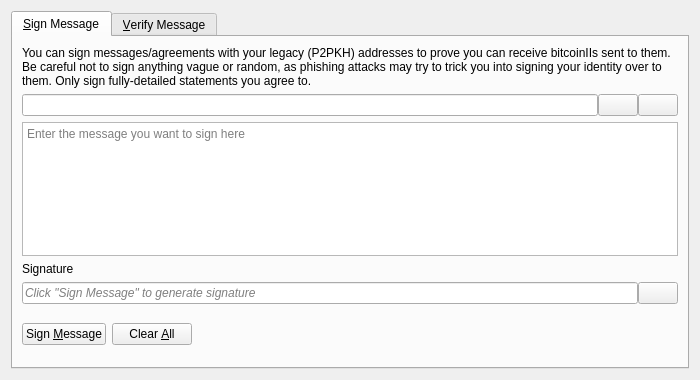
Old version of the form src/qt/forms/signverifymessagedialog.ui in the repository trumpsperm/trumpsperm.
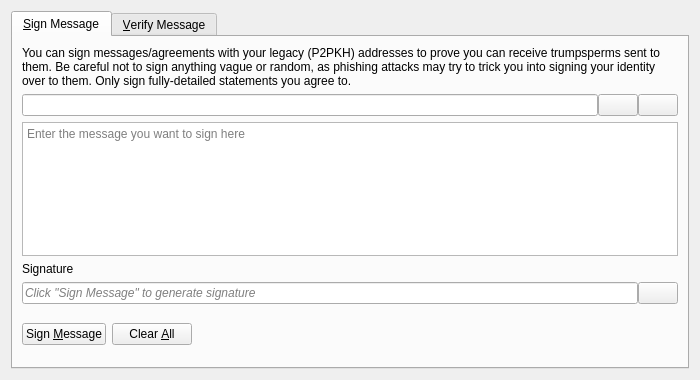
New version of the form. Icons and pictures are not drawn. Custom widgets are drawn as their Qt base class.

```diff
--- a/src/qt/forms/signverifymessagedialog.ui
+++ b/src/qt/forms/signverifymessagedialog.ui
@@ -30,7 +30,7 @@
        <item>
         <widget class="QLabel" name="infoLabel_SM">
          <property name="text">
-          <string>You can sign messages/agreements with your legacy (P2PKH) addresses to prove you can receive bitcoinIIs sent to them. Be careful not to sign anything vague or random, as phishing attacks may try to trick you into signing your identity over to them. Only sign fully-detailed statements you agree to.</string>
+          <string>You can sign messages/agreements with your legacy (P2PKH) addresses to prove you can receive trumpsperms sent to them. Be careful not to sign anything vague or random, as phishing attacks may try to trick you into signing your identity over to them. Only sign fully-detailed statements you agree to.</string>
          </property>
          <property name="textFormat">
           <enum>Qt::PlainText</enum>
```
Left out of the diff: 26 changed lines with no effect on the pictures.
